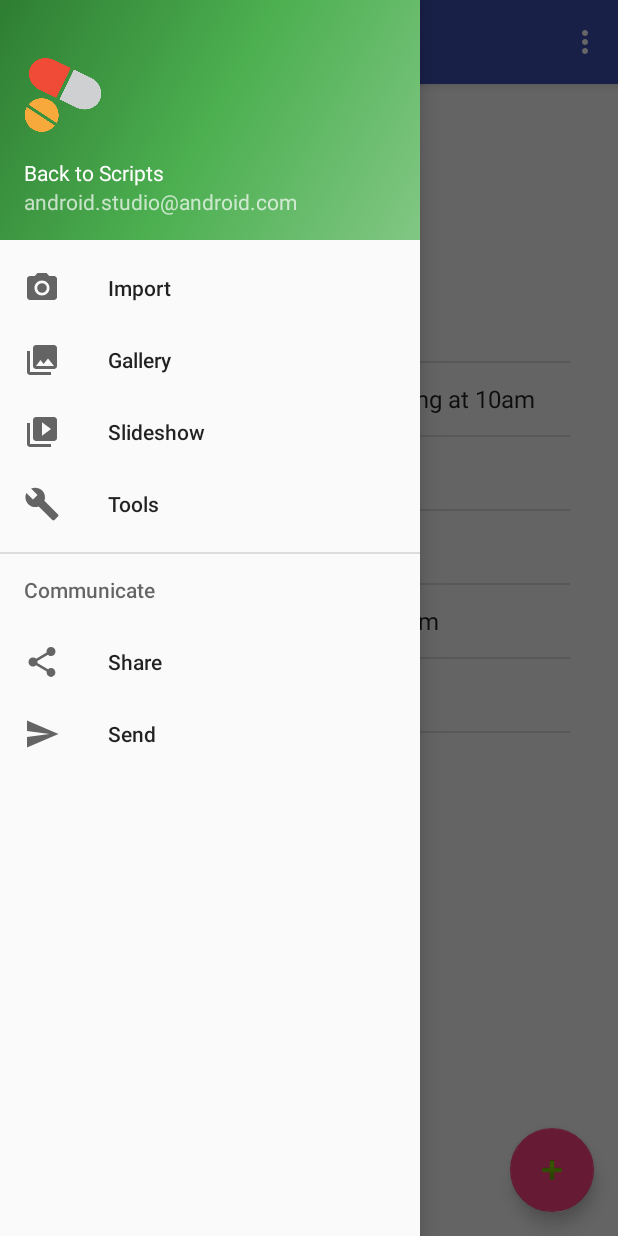
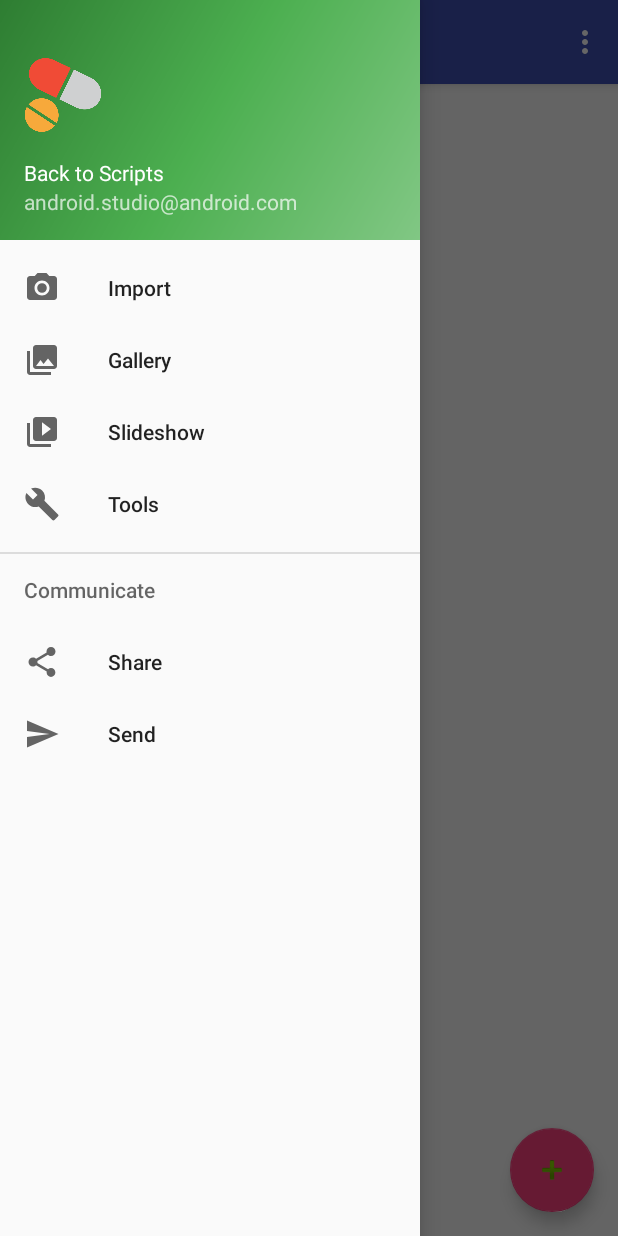
Before and after one commit to rhwilson1971/WhenMedsAndroid, an Android app: the screen it shows after launch (MainActivity), with the side drawer open, on a phone screen of 412 x 824 dp. Run offline under Robolectric (Android 15) with nearby library versions, the phone set to English and light mode, and no system bars; our stand-ins replace Room's generated code; libraries missing offline, so code that uses them is left out: android.arch.persistence.

Commit message:
Remove sample data

```diff
--- a/app/src/main/java/com/wymsii/whenmeds/MainActivity.java
+++ b/app/src/main/java/com/wymsii/whenmeds/MainActivity.java
@@ -6,6 +6,7 @@ import android.os.Bundle;
 import android.support.design.widget.FloatingActionButton;
 import android.support.design.widget.Snackbar;
 import android.support.v4.app.FragmentTransaction;
+import android.util.Log;
 import android.view.View;
 import android.support.design.widget.NavigationView;
 import android.support.v4.view.GravityCompat;
@@ -19,6 +20,9 @@ import android.content.Intent;
 import android.widget.ArrayAdapter;
 import android.widget.EditText;
 import android.widget.ListView;
+
+import com.wymsii.whenmeds.reminder.Reminder;
+import com.wymsii.whenmeds.script.Script;
 
 import java.util.ArrayList;
 import java.util.List;
@@ -49,7 +53,7 @@ public class MainActivity extends AppCompatActivity
 
                 //Snackbar.make(view, "Replace with your own action", Snackbar.LENGTH_LONG)
                 //        .setAction("Action", null).show();
-
+                // can also use view.getContext();
                 // Intent intent = new Intent()
 
                 //Intent intent = new Intent(this, AddScriptActivity.class);
@@ -59,7 +63,7 @@ public class MainActivity extends AppCompatActivity
         });
 
 
-        DrawerLayout drawer = (DrawerLayout) findViewById(R.id.drawer_layout);
+        DrawerLayout drawer = findViewById(R.id.drawer_layout);
         ActionBarDrawerToggle toggle = new ActionBarDrawerToggle(
             this, drawer, toolbar, R.string.navigation_drawer_open, R.string.navigation_drawer_close);
         drawer.setDrawerListener(toggle);
@@ -68,14 +72,15 @@ public class MainActivity extends AppCompatActivity
         NavigationView navigationView = (NavigationView) findViewById(R.id.nav_view);
         navigationView.setNavigationItemSelectedListener(this);
 
-        ArrayList<String> items2 = new ArrayList<>();
-        items2.add("Lisinopril at 10am");
-        items2.add("Triamterene 37.5 5mg/HTCZ 25mg at 10am");
-        items2.add("Cyclobenzaprine at 11pm");
-        items2.add("Naproxen 500mg at 11pm");
-        items2.add("Oxycabazepine 300mg at 11:30pm");
-        items2.add("Clonazepam 0.5mg 11:30 pm");
+        //ArrayList<String> items2 = new ArrayList<>();
+        //items2.add("Lisinopril at 10am");
+        //items2.add("Triamterene 37.5 5mg/HTCZ 25mg at 10am");
+        //items2.add("Cyclobenzaprine at 11pm");
+        //items2.add("Naproxen 500mg at 11pm");
+        //items2.add("Oxycabazepine 300mg at 11:30pm");
+        //items2.add("Clonazepam 0.5mg 11:30 pm");
 
+        /*
         ListView reminderListView = (ListView)findViewById(R.id.AllScriptsList);
 
         ArrayAdapter<String> arrayAdapter = new ArrayAdapter<>(
@@ -84,10 +89,22 @@ public class MainActivity extends AppCompatActivity
                 items2 );
 
         reminderListView.setAdapter(arrayAdapter);
-
+        */
 
         AppDatabase db = Room.databaseBuilder(getApplicationContext(),
                 AppDatabase.class, AppDatabase.DATABASE_NAME).build();
+
+        //List<Reminder> reminders=
+        //        db.reminderDao().getAll();
+
+/*        List<Script> scripts = db.scriptDao().getAll();
+
+        for(Script script : scripts){
+
+            Log.i("INFO", script.getBrandName());
+
+
+        }*/
 
 
     }
```
